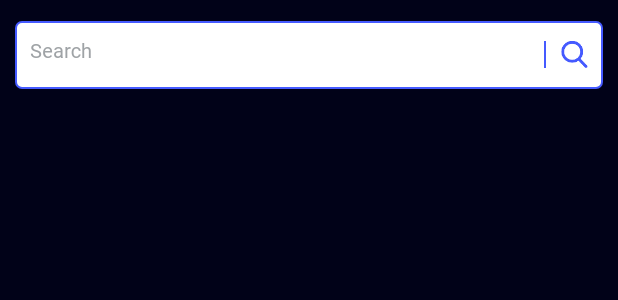
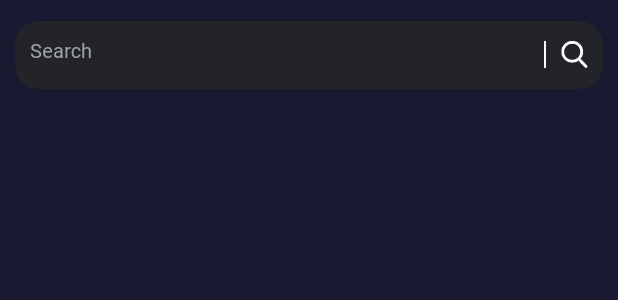
Before and after one commit to egeysn/movies-sprint, an Android app: the layout activity_main.xml on its own in the app's theme, with its tools: preview values and no code run, on a phone screen of 412 x 824 dp. Shown: the top 300 px of the screen. Run offline under Robolectric (Android 15) with nearby library versions, the phone set to English and light mode, and no system bars.

Commit message:
Design fixes for search field and popular movies items.

```diff
--- a/app/src/main/java/com/egeysn/movies_sprint/ui/main/MainActivity.kt
+++ b/app/src/main/java/com/egeysn/movies_sprint/ui/main/MainActivity.kt
@@ -108,7 +108,7 @@ class MainActivity : BaseActivity() {
                         this@MainActivity, viewModel, resultList as List<ResultsItem>,
                         object : PopularMoviesItemListener {
                             override fun onItemClicked(id: Int?) {
-                                MovieDetailActivity.createSimpleIntent(this@MainActivity,id!!)
+                                startActivity(MovieDetailActivity.createSimpleIntent(this@MainActivity, id))
                             }
                         }
                     )
--- a/app/src/main/res/drawable/shape_search_field.xml
+++ b/app/src/main/res/drawable/shape_search_field.xml
@@ -7,10 +7,9 @@
         android:left="10dp"
         android:right="10dp"
         android:top="10dp"/>
-    <corners android:radius="4dp"/>
-    <stroke android:width="1dp"
-        android:color="@color/secondary"/>
-    <solid android:color="#FFFFFF"/>
+    <corners android:radius="16dp"/>
+
+    <solid android:color="@color/search_background"/>
 
 
 </shape>
--- a/app/src/main/res/layout/activity_main.xml
+++ b/app/src/main/res/layout/activity_main.xml
@@ -50,13 +50,13 @@
                 android:layout_width="1dp"
                 android:layout_height="match_parent"
                 android:layout_marginEnd="10dp"
-                android:background="@color/secondary" />
+                android:background="@color/white" />
 
             <ImageView
                 android:layout_width="18dp"
                 android:layout_height="18dp"
                 android:src="@drawable/ic_search"
-                app:tint="@color/secondary" />
+                app:tint="@color/white" />
         </LinearLayout>
     </RelativeLayout>
     <LinearLayout
--- a/app/src/main/res/layout/popular_movies_item.xml
+++ b/app/src/main/res/layout/popular_movies_item.xml
@@ -7,7 +7,7 @@
     android:layout_marginHorizontal="10dp"
     android:foreground="?selectableItemBackground"
     android:orientation="horizontal"
-    app:cardBackgroundColor="@color/item_background_color"
+    app:cardBackgroundColor="@color/search_background"
     app:cardCornerRadius="12dp">
 
     <LinearLayout
--- a/app/src/main/res/values/colors.xml
+++ b/app/src/main/res/values/colors.xml
@@ -9,9 +9,9 @@
     <color name="white">#FFFFFFFF</color>
 
 
-    <color name="primary">#FF010218</color>
+    <color name="primary">#191932</color>
     <color name="secondary">#455aff</color>
-
+    <color name="search_background">#232427</color>
     <color name="nav_un_selected">#A0A1AA</color>
 
     <color name="games_item_gradient_start">#6f93ff</color>
```
Also changed, not shown: app/src/main/res/layout/activity_movie_detail.xml (+14 -0 lines).
